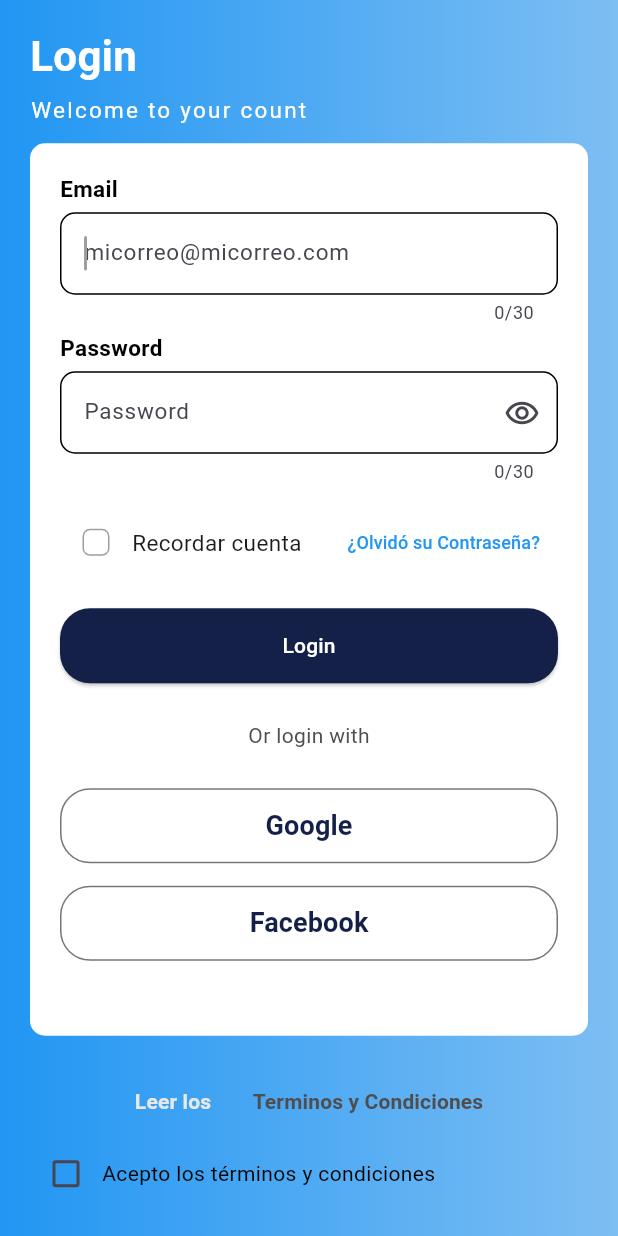
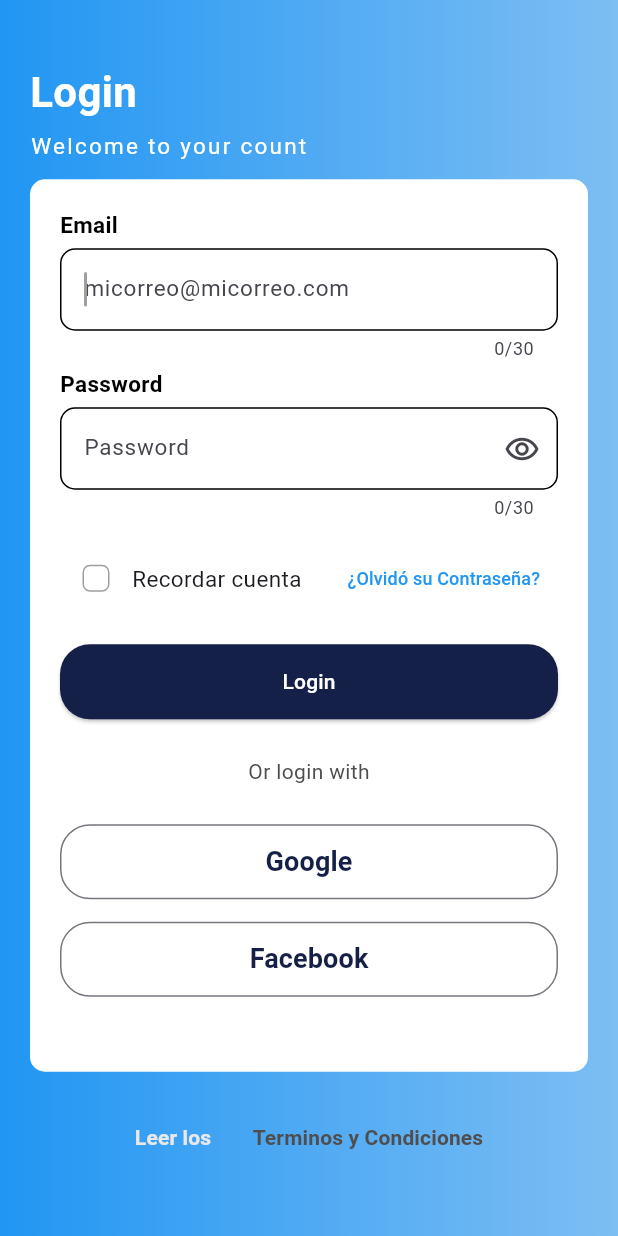
Before and after one commit to PalomequeDeLaTorre/countertest, a Flutter app: the screen it shows after launch, on a phone screen of 412 x 824 dp. Run offline on Flutter 3.47's test engine with Material 3 defaults, Android fonts, the phone set to English and light mode, and no system bars.

Commit message:
ImaginLogin

```diff
--- a/lib/pages/login_page.dart
+++ b/lib/pages/login_page.dart
@@ -323,8 +323,6 @@ class _PoliticasPrivacidad extends StatefulWidget {
 }
 
 class _PoliticasState extends State<_PoliticasPrivacidad> {
-  bool _isChecked = false;
-
   @override
   Widget build(BuildContext context) {
     return Column(
@@ -355,32 +353,6 @@ class _PoliticasState extends State<_PoliticasPrivacidad> {
             ),
           ],
         ),
-        Row(
-          children: [
-            Checkbox(
-              value: _isChecked,
-              onChanged: (value) {
-                setState(() {
-                  _isChecked = value!;
-                });
-              },
-            ),
-            const Text(
-              'Acepto los términos y condiciones',
-              style: TextStyle(
-              color: Colors.black,
-              ),
-            ),
-          ],
-        ),
-        if (_isChecked)
-          const Text(
-            'Al utilizar esta aplicación, aceptas los términos y condiciones que se detallan a continuación. Estos términos abarcan tu responsabilidad como usuario, nuestras políticas de privacidad y seguridad, así como cualquier otra información relevante sobre el uso de la aplicación.',
-            textAlign: TextAlign.justify,
-            style: TextStyle(
-            color: Colors.black,
-            ),
-          ),
       ],
     );
   }
```
